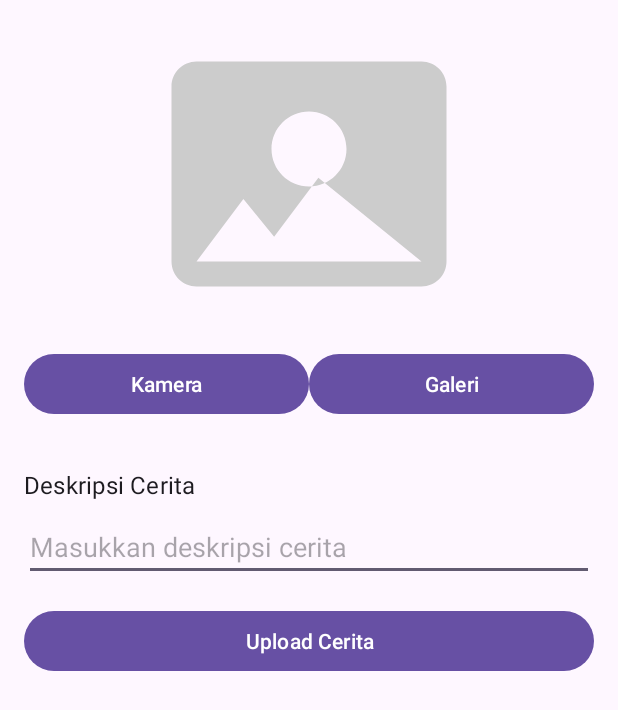
After one commit to nathanielglenn02/App_Story, an Android app: the AddStoryActivity screen opened directly, with no data from a screen before it, on a phone screen of 412 x 824 dp. The commit adds this screen. Shown: the top 710 px of the screen. Run offline under Robolectric (Android 15) with nearby library versions, the phone set to English and light mode, and no system bars; pictures from the network do not load.

Commit message:
TAMBAH STORY (GALERI DAN KAMERA)

```diff
--- a/app/build.gradle.kts
+++ b/app/build.gradle.kts
@@ -61,6 +61,8 @@ dependencies {
     implementation("com.squareup.retrofit2:converter-gson:2.9.0")
     implementation("androidx.datastore:datastore-preferences:1.0.0")
     implementation("androidx.constraintlayout:constraintlayout:2.1.4")
+    implementation("com.google.android.material:material:1.9.0")
+
 
 
 
--- a/app/src/main/java/com/example/app_story/auth/LoginFragment.kt
+++ b/app/src/main/java/com/example/app_story/auth/LoginFragment.kt
@@ -69,10 +69,11 @@ class LoginFragment : Fragment() {
                         val loginResponse = response.body()
                         if (loginResponse != null && !loginResponse.error) {
                             val token = loginResponse.loginResult.token
+                            val name = loginResponse.loginResult.name // Ambil nama pengguna dari respons
 
                             lifecycleScope.launch {
-                                // Simpan token ke DataStore
-                                userPreference.saveToken(token)
+                                // Simpan token dan nama ke DataStore
+                                userPreference.saveUserData(token, name)
 
                                 // Ambil kembali token untuk memastikan tersimpan
                                 val savedToken = userPreference.getToken().first()
--- /dev/null
+++ b/app/src/main/java/com/example/app_story/model/UploadResponse.kt
@@ -0,0 +1,6 @@
+package com.example.app_story.model
+
+data class UploadResponse(
+    val error: Boolean,
+    val message: String
+)
--- /dev/null
+++ b/app/src/main/res/drawable/ic_add.xml
@@ -0,0 +1,5 @@
+<vector xmlns:android="http://schemas.android.com/apk/res/android" android:height="24dp" android:tint="#000000" android:viewportHeight="24" android:viewportWidth="24" android:width="24dp">
+
+    <path android:fillColor="@android:color/white" android:pathData="M19,13h-6v6h-2v-6H5v-2h6V5h2v6h6v2z"/>
+
+</vector>
--- /dev/null
+++ b/app/src/main/res/layout/activity_add_story.xml
@@ -0,0 +1,87 @@
+<?xml version="1.0" encoding="utf-8"?>
+<androidx.constraintlayout.widget.ConstraintLayout
+    xmlns:android="http://schemas.android.com/apk/res/android"
+    xmlns:app="http://schemas.android.com/apk/res-auto"
+    xmlns:tools="http://schemas.android.com/tools"
+    android:layout_width="match_parent"
+    android:layout_height="match_parent"
+    android:padding="16dp">
+
+    <!-- ImageView untuk Menampilkan Gambar Placeholder -->
+    <ImageView
+        android:id="@+id/ivDefaultImage"
+        android:layout_width="0dp"
+        android:layout_height="200dp"
+        android:src="@drawable/ic_placeholder"
+        app:layout_constraintEnd_toEndOf="parent"
+        app:layout_constraintStart_toStartOf="parent"
+        tools:layout_editor_absoluteY="16dp"
+        tools:ignore="MissingConstraints" />
+
+    <!-- Tombol Camera (Kiri) -->
+    <Button
+        android:id="@+id/btnCamera"
+        android:layout_width="0dp"
+        android:layout_height="wrap_content"
+        android:text="Kamera"
+        app:layout_constraintTop_toBottomOf="@id/ivDefaultImage"
+        app:layout_constraintStart_toStartOf="parent"
+        app:layout_constraintEnd_toStartOf="@id/btnGallery"
+        android:layout_marginTop="16dp"/>
+
+    <!-- Tombol Gallery (Kanan) -->
+    <Button
+        android:id="@+id/btnGallery"
+        android:layout_width="0dp"
+        android:layout_height="wrap_content"
+        android:text="Galeri"
+        app:layout_constraintTop_toBottomOf="@id/ivDefaultImage"
+        app:layout_constraintStart_toEndOf="@id/btnCamera"
+        app:layout_constraintEnd_toEndOf="parent"
+        android:layout_marginTop="16dp"/>
+
+    <!-- Label untuk Deskripsi Cerita -->
+    <TextView
+        android:id="@+id/tvDescriptionLabel"
+        android:layout_width="wrap_content"
+        android:layout_height="wrap_content"
+        android:text="Deskripsi Cerita"
+        android:textAppearance="?attr/textAppearanceSubtitle1"
+        app:layout_constraintTop_toBottomOf="@id/btnCamera"
+        app:layout_constraintStart_toStartOf="parent"
+        android:layout_marginTop="32dp"/>
+
+    <!-- Input Deskripsi Cerita -->
+    <EditText
+        android:id="@+id/etDescription"
+        android:layout_width="0dp"
+        android:layout_height="wrap_content"
+        android:layout_marginTop="8dp"
+        android:hint="Masukkan deskripsi cerita"
+        android:inputType="textMultiLine"
+        app:layout_constraintTop_toBottomOf="@id/tvDescriptionLabel"
+        app:layout_constraintStart_toStartOf="parent"
+        app:layout_constraintEnd_toEndOf="parent"/>
+
+    <!-- Button untuk Upload Cerita -->
+    <Button
+        android:id="@+id/btnUpload"
+        android:layout_width="0dp"
+        android:layout_height="wrap_content"
+        android:text="Upload Cerita"
+        app:layout_constraintTop_toBottomOf="@id/etDescription"
+        app:layout_constraintStart_toStartOf="parent"
+        app:layout_constraintEnd_toEndOf="parent"
+        android:layout_marginTop="16dp"/>
+
+    <!-- ProgressBar untuk Loading -->
+    <ProgressBar
+        android:id="@+id/progressBar"
+        android:layout_width="wrap_content"
+        android:layout_height="wrap_content"
+        android:visibility="gone"
+        app:layout_constraintTop_toBottomOf="@id/btnUpload"
+        app:layout_constraintStart_toStartOf="parent"
+        app:layout_constraintEnd_toEndOf="parent"/>
+
+</androidx.constraintlayout.widget.ConstraintLayout>
--- a/app/src/main/res/values/strings.xml
+++ b/app/src/main/res/values/strings.xml
@@ -4,6 +4,7 @@
     <string name="hello_blank_fragment">Hello blank fragment</string>
     <string name="password_error_message">Password harus terdiri dari minimal 8 karakter</string>
     <string name="photo">Photo</string>
+    <string name="add_story">Add Story</string>
 
 
 </resources>
```
Also changed, not shown: app/src/main/AndroidManifest.xml (+18 -0 lines), app/src/main/java/com/example/app_story/data/UserPreference.kt (+28 -7 lines), app/src/main/java/com/example/app_story/network/ApiService.kt (+12 -0 lines), app/src/main/java/com/example/app_story/ui/AddStoryActivity.kt (added, +185 -0 lines), app/src/main/java/com/example/app_story/ui/HomeActivity.kt (+9 -8 lines), app/src/main/res/layout/activity_home.xml (+14 -0 lines), app/src/main/res/xml/file_paths.xml (added, +9 -0 lines).
